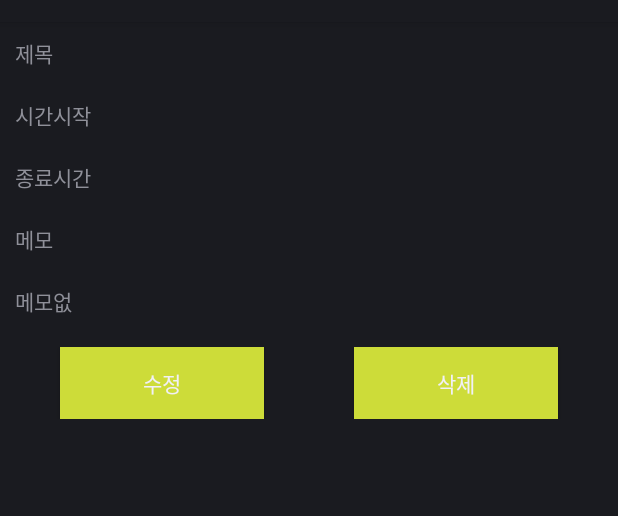
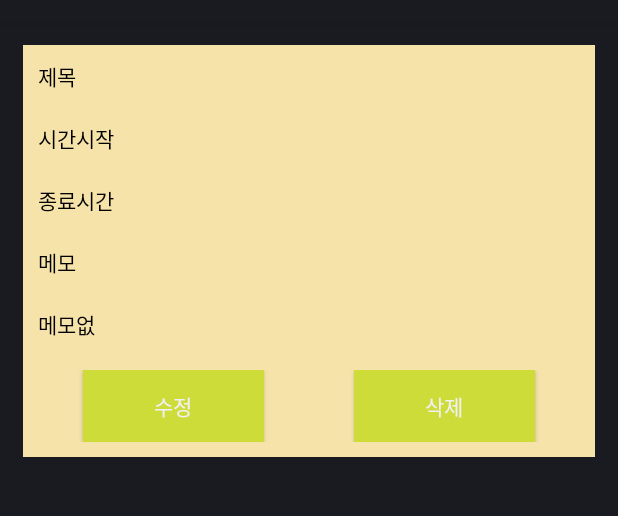
Before and after one commit to PEunJI/calendar_material, an Android app: the layout schedule_list.xml on its own in the app's theme, with its tools: preview values and no code run, on a phone screen of 412 x 824 dp, the part 62-578 px from its top. Run offline under Robolectric (Android 15) with nearby library versions, the light colour scheme and no system bars.

Commit message:
디자인약간수정

```diff
--- a/app/src/main/res/layout/schedule_list.xml
+++ b/app/src/main/res/layout/schedule_list.xml
@@ -2,7 +2,9 @@
 <androidx.appcompat.widget.LinearLayoutCompat xmlns:android="http://schemas.android.com/apk/res/android"
     android:layout_width="match_parent"
     android:layout_height="wrap_content"
-    android:orientation="vertical">
+    android:orientation="vertical"
+    android:background="#F6E3AA"
+    android:layout_margin="15dp">
 
     <LinearLayout
         android:padding="10dp"
@@ -12,9 +14,11 @@
     <TextView
         android:layout_width="wrap_content"
         android:layout_height="wrap_content"
-        android:text="제목"/>
+        android:text="제목"
+        android:textColor="@color/black"/>
 
     <TextView
+        android:textColor="@color/black"
         android:layout_marginLeft="10dp"
         android:id="@+id/title"
         android:layout_width="match_parent"
@@ -29,12 +33,14 @@
         android:orientation="horizontal">
 
         <TextView
+            android:textColor="@color/black"
             android:layout_width="wrap_content"
             android:layout_height="wrap_content"
             android:text="시간시작"/>
 
 
     <TextView
+        android:textColor="@color/black"
         android:layout_marginLeft="10dp"
         android:id="@+id/start"
         android:layout_width="match_parent"
@@ -49,12 +55,13 @@
         android:layout_height="wrap_content"
         android:orientation="horizontal">
 
-    <TextView
+    <TextView android:textColor="@color/black"
         android:layout_width="wrap_content"
         android:layout_height="wrap_content"
         android:text="종료시간"/>
 
     <TextView
+        android:textColor="@color/black"
         android:layout_marginLeft="10dp"
         android:id="@+id/end"
         android:layout_width="match_parent"
@@ -64,12 +71,14 @@
 
 
     <TextView
+        android:textColor="@color/black"
         android:padding="10dp"
         android:text="메모"
         android:layout_width="match_parent"
         android:layout_height="wrap_content" />
 
     <TextView
+        android:textColor="@color/black"
         android:text="메모없"
         android:padding="10dp"
         android:id="@+id/memo"
```
Also changed, not shown: app/src/main/java/com/example/calendar/BaseActivity/BaseActivity.kt (+5 -2 lines), app/src/main/res/layout/calendar_frag.xml (+15 -11 lines).
